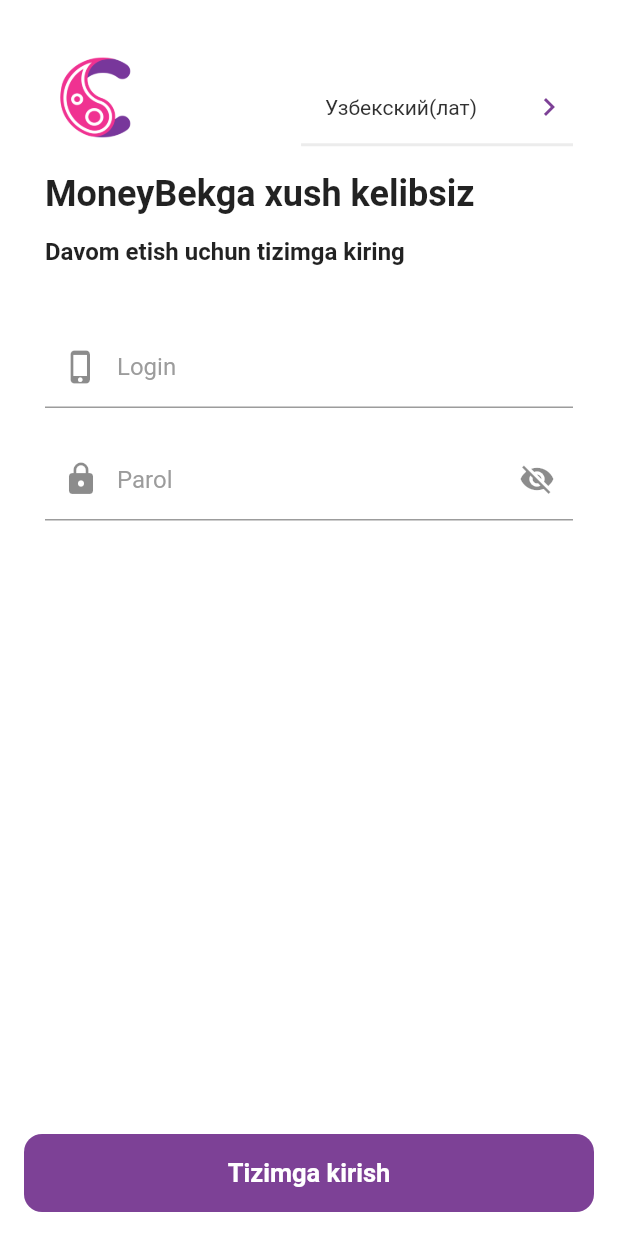
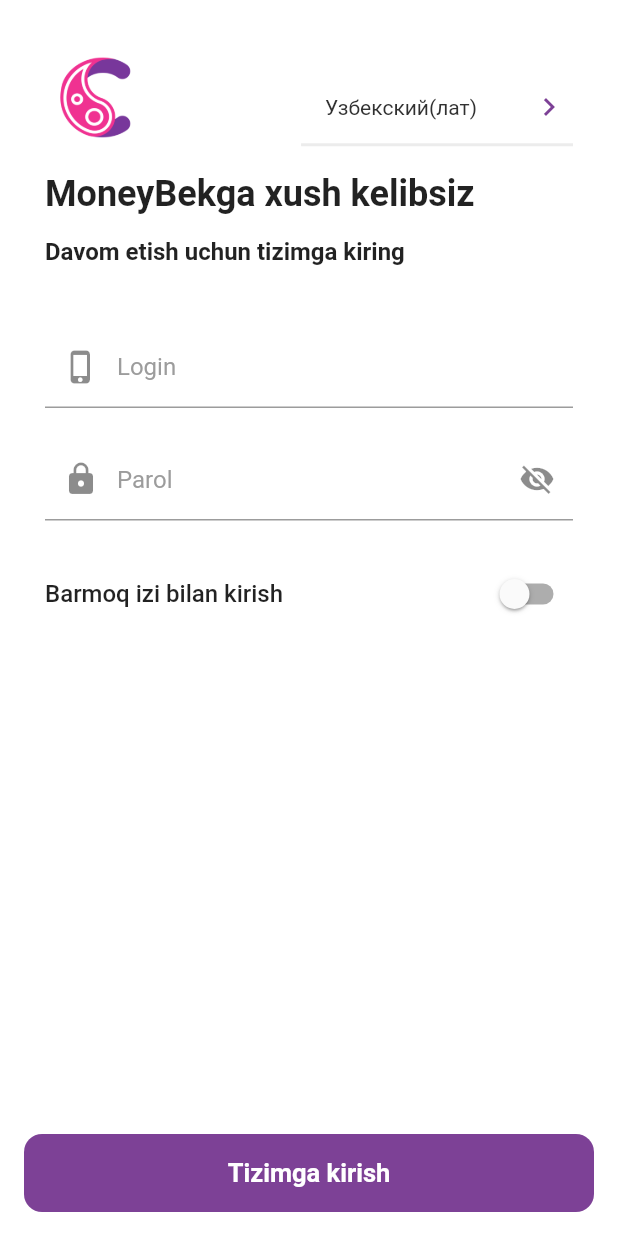
Before and after one commit to AkhmedovSH/cashback, a Flutter app: the Login screen opened by its route, on a phone screen of 412 x 824 dp. Run offline on Flutter 3.47's test engine with Material 2 defaults, Android fonts, the phone set to English and light mode, and no system bars; our stand-ins replace dio, flutter_spinkit, fluttertoast, get, local_auth, mask_text_input_formatter and 1 more; missing offline and left inert: local_auth_android, local_auth_ios, new_version, simple_moment; accounts and stored records are empty; network calls fail.

Commit message:
bugs fixed

```diff
--- a/lib/locales/ru.dart
+++ b/lib/locales/ru.dart
@@ -66,4 +66,9 @@
   'gender': 'Пол',
   'min_18_characters': 'Минимум 18 символов',
   'user_already_registered': 'Пользователь уже зарегистрирован',
+  'scan_your_fingerprint_for_authentication': 'Отсканируйте свой отпечаток пальца для аутентификации',
+  'sign_in_with_your_fingerprint': 'Вход с помощью отпечатка пальца',
+  'use_another_way': 'Использовать другой способ',
+  'register_user': 'Зарегистрировать юзера',
+  'login_with_fingerprint': 'Вход с помощью отпечатка пальца',
 };
--- a/lib/locales/uz_cyrl.dart
+++ b/lib/locales/uz_cyrl.dart
@@ -66,4 +66,9 @@
   'gender': 'Қават',
   'min_18_characters': 'Камида 18 белги',
   'user_already_registered': 'Фойдаланувчи аллақачон рўйхатдан ўтган',
+  'scan_your_fingerprint_for_authentication': 'Аутентификатсия қилиш учун бармоқ изини сканерланг',
+  'sign_in_with_your_fingerprint': 'Бармоқ изингиз билан киринг',
+  'use_another_way': 'Бошқа усулдан фойдаланинг',
+  'register_user': 'Фойдаланувчини рўйхатдан ўтказиш',
+  'login_with_fingerprint': 'Бармоқ изи билан кириш',
 };
--- a/lib/locales/uz_latn.dart
+++ b/lib/locales/uz_latn.dart
@@ -66,4 +66,9 @@
   'gender': 'Qavat',
   'min_18_characters': 'Kamida 18 belgi',
   'user_already_registered': 'Foydalanuvchi allaqachon ro\'yxatdan o\'tgan',
+  'scan_your_fingerprint_for_authentication': 'Autentifikatsiya qilish uchun barmoq izini skanerlang',
+  'sign_in_with_your_fingerprint': 'Barmoq izingiz bilan kiring',
+  'use_another_way': 'Boshqa usuldan foydalaning',
+  'register_user': 'Foydalanuvchini ro\'yxatdan o\'tkazish',
+  'login_with_fingerprint': 'Barmoq izi bilan kirish',
 };
--- a/lib/pages/auth/login.dart
+++ b/lib/pages/auth/login.dart
@@ -1,8 +1,13 @@
 import 'dart:convert';
 
 import 'package:flutter/material.dart';
+import 'package:flutter/services.dart';
 import 'package:get/get.dart';
 import 'package:shared_preferences/shared_preferences.dart';
+
+import 'package:local_auth/local_auth.dart';
+import 'package:local_auth_android/local_auth_android.dart';
+import 'package:local_auth_ios/local_auth_ios.dart';
 import 'package:flutter_spinkit/flutter_spinkit.dart';
 
 import '../../helpers/api.dart';
@@ -16,11 +21,13 @@
 }
 
 class _LoginState extends State<Login> with TickerProviderStateMixin {
+  static dynamic auth = LocalAuthentication();
   final _formKey = GlobalKey<FormState>();
   AnimationController? animationController;
   dynamic sendData = {'username': '', 'password': ''}; // cashier 123123
   bool showPassword = true;
   bool loading = false;
+  bool signWithFingerPrint = false;
   List translations = [
     {'id': 3, 'name': 'Узбекский(лат)', 'locale': const Locale('uz_latn', 'UZ')},
     {'id': 1, 'name': 'Русский', 'locale': const Locale('ru', 'RU')},
@@ -33,7 +40,6 @@
       loading = true;
     });
     final response = await guestPost('/auth/login', sendData);
-
     if (response != null) {
       final prefs = await SharedPreferences.getInstance();
       prefs.setString('access_token', response['access_token'].toString());
@@ -63,6 +69,86 @@
     });
   }
 
+  changeRemember() async {
+    final prefs = await SharedPreferences.getInstance();
+    if (prefs.getString('user') != null) {
+      final user = jsonDecode(prefs.getString('user')!);
+      setState(() {
+        user['signWithFingerPrint'] = signWithFingerPrint;
+      });
+      prefs.setString('user', jsonEncode(user));
+    }
+  }
+
+  static Future<bool> hasBiometrics() async {
+    try {
+      return await auth.canCheckBiometrics;
+    } on PlatformException catch (e) {
+      print(e);
+      return false;
+    }
+  }
+
+  getFingerprint() async {
+    final prefs = await SharedPreferences.getInstance();
+    if (prefs.getString('user') != null) {
+      final user = jsonDecode(prefs.getString('user')!);
+      setState(() {
+        signWithFingerPrint = user['signWithFingerPrint'];
+      });
+    }
+    if (prefs.getString('access_token') != null && signWithFingerPrint) {
+      final isAvailable = await hasBiometrics();
+      if (!isAvailable) return false;
+      try {
+        final result = await auth.authenticate(
+            localizedReason: 'scan_your_fingerprint_for_authentication'.tr,
+            options: const AuthenticationOptions(
+              useErrorDialogs: false,
+              stickyAuth: true,
+            ),
+            authMessages: <AuthMessages>[
+              AndroidAuthMessages(
+                signInTitle: 'sign_in_with_your_fingerprint'.tr,
+                cancelButton: 'use_another_way'.tr + '...',
+                goToSettingsButton: '',
+                biometricHint: '',
+              ),
+              IOSAuthMessages(
+                lockOut: 'test',
+                cancelButton: 'use_another_way'.tr + '...',
+              ),
+            ]);
+        if (result && prefs.getString('user') != null) {
+          setState(() {
+            loading = true;
+          });
+          final user = jsonDecode(prefs.getString('user')!);
+          final response = await guestPost('/auth/login', user);
+          prefs.setString('access_token', response['access_token'].toString());
+          var account = await get('/services/uaa/api/account');
+          var checkAccess = false;
+          for (var i = 0; i < account['authorities'].length; i++) {
+            if (account['authorities'][i] == 'ROLE_CASHIER') {
+              checkAccess = true;
+            }
+          }
+          setState(() {
+            loading = false;
+          });
+          if (checkAccess) {
+            Get.offAllNamed('/dashboard');
+          } else {
+            // у вас нету доступа
+          }
+        }
+      } on PlatformException catch (e) {
+        print(e);
+        return false;
+      }
+    }
+  }
+
   getCurrentLocale() async {
     final prefs = await SharedPreferences.getInstance();
     if (prefs.getString('currentLocale') != null) {
@@ -76,6 +162,7 @@
     setState(() {
       animationController = AnimationController(vsync: this, duration: const Duration(milliseconds: 1200));
     });
+    getFingerprint();
     getCurrentLocale();
   }
 
@@ -175,7 +262,7 @@
                           child: Theme(
                             data: Theme.of(context).copyWith(
                               colorScheme: ThemeData().colorScheme.copyWith(
-                                        primary: const Color(0xFF7D4196),
+                                    primary: purple,
                                   ),
                             ),
                             child: TextFormField(
@@ -198,7 +285,7 @@
                                       Icons.phone_iphone,
                                     )),
                                 contentPadding: const EdgeInsets.all(18.0),
-                                    focusColor: const Color(0xFF7D4196),
+                                focusColor: purple,
                                 filled: true,
                                 fillColor: Colors.transparent,
                                 enabledBorder: const UnderlineInputBorder(
@@ -212,13 +299,14 @@
                               ),
                               style: const TextStyle(color: Color(0xFF9C9C9C)),
                             ),
-                              )),
+                          ),
+                        ),
                         Container(
-                              margin: const EdgeInsets.only(bottom: 25),
+                          margin: const EdgeInsets.only(bottom: 20),
                           child: Theme(
                             data: Theme.of(context).copyWith(
                               colorScheme: ThemeData().colorScheme.copyWith(
-                                        primary: const Color(0xFF7D4196),
+                                    primary: purple,
                                   ),
                             ),
                             child: TextFormField(
@@ -263,7 +351,7 @@
                                           // color: Color(0xFF7D4196),
                                         )),
                                 contentPadding: const EdgeInsets.all(18.0),
-                                    focusColor: const Color(0xFF7D4196),
+                                focusColor: purple,
                                 filled: true,
                                 fillColor: Colors.transparent,
                                 enabledBorder: const UnderlineInputBorder(
@@ -277,9 +365,36 @@
                               ),
                               style: const TextStyle(color: Color(0xFF9C9C9C)),
                             ),
-                              )),
+                          ),
+                        ),
                       ],
-                      )),
+                    ),
+                  ),
+                  Container(
+                    margin: const EdgeInsets.only(top: 5),
+                    child: Row(
+                      mainAxisAlignment: MainAxisAlignment.spaceBetween,
+                      children: [
+                        Flexible(
+                          child: Text(
+                            'login_with_fingerprint'.tr,
+                            style: const TextStyle(fontSize: 16, fontWeight: FontWeight.w500),
+                            overflow: TextOverflow.ellipsis,
+                          ),
+                        ),
+                        Switch(
+                          value: signWithFingerPrint,
+                          activeColor: purple,
+                          onChanged: (bool value) {
+                            setState(() {
+                              signWithFingerPrint = value;
+                            });
+                            changeRemember();
+                          },
+                        ),
+                      ],
+                    ),
+                  ),
                 ],
               ),
             ),
--- a/lib/pages/home/index.dart
+++ b/lib/pages/home/index.dart
@@ -1095,7 +1095,7 @@
               contentPadding: const EdgeInsets.symmetric(horizontal: 16),
               insetPadding: const EdgeInsets.symmetric(horizontal: 10, vertical: 50),
               title: Text(
-                'quantity'.tr,
+                'register_user'.tr,
                 textAlign: TextAlign.center,
               ),
               scrollable: true,
```
Also changed, not shown: lib/pages/splash.dart (+1 -20 lines), pubspec.yaml (+2 -5 lines), pubspec.lock, 2 other files. Lines whose indentation alone changed are shown as unchanged.
